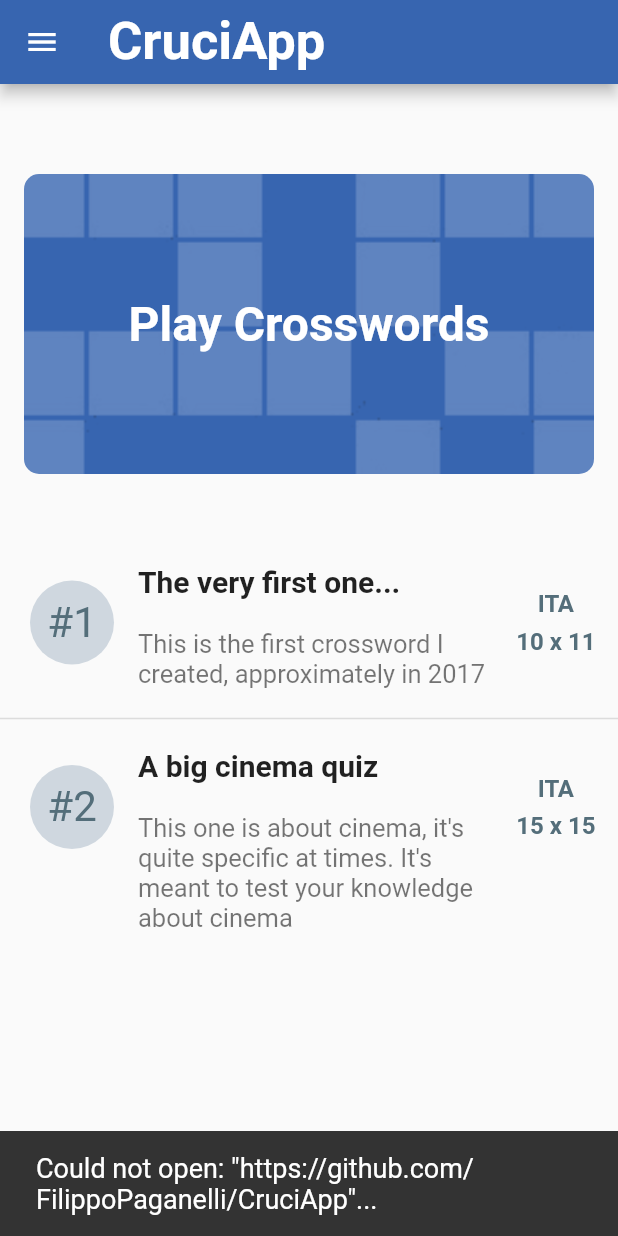
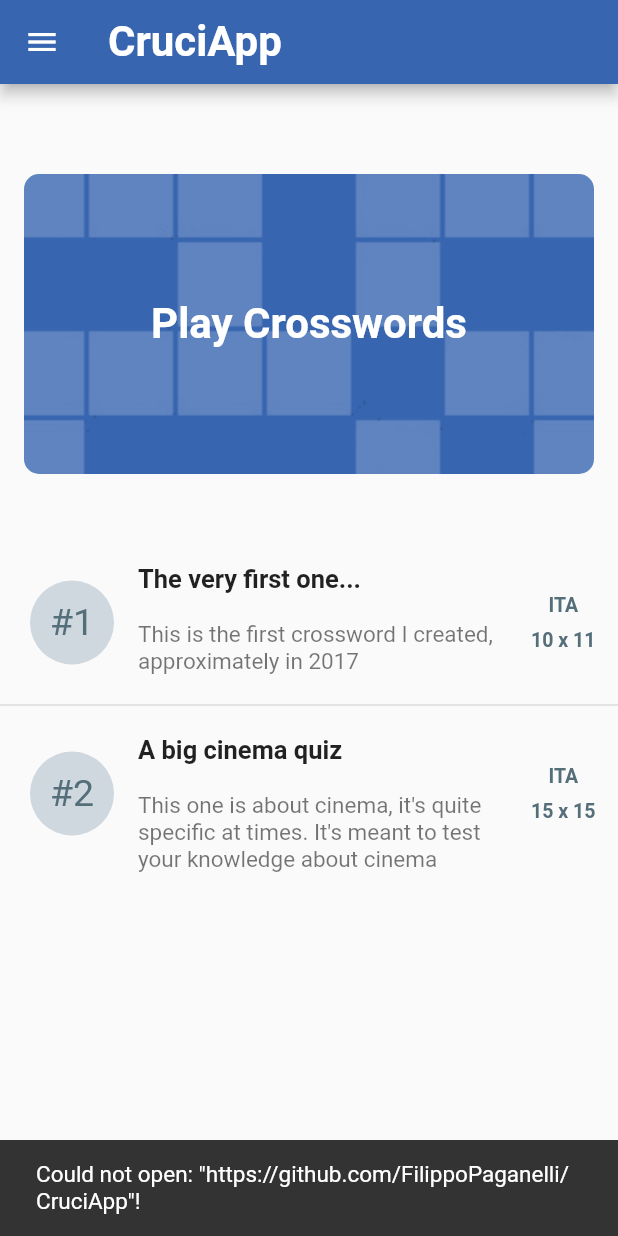
Before and after one commit to FilippoPaganelli/CruciApp, a Flutter app: the screen it shows after launch, in the side drawer, after a tap on "Play Crosswords", on a phone screen of 412 x 824 dp. Run offline on Flutter 3.47's test engine with Material 2 defaults, Android fonts, the phone set to English and light mode, and no system bars; our stand-ins replace font_awesome_flutter.

Commit message:
global font size changes + side menu changed + snapshots updated

```diff
--- a/lib/home/home.dart
+++ b/lib/home/home.dart
@@ -11,11 +11,17 @@ class HomePage extends StatelessWidget {
     return Scaffold(
       drawer: MyDrawer(),
       appBar: AppBar(
+        automaticallyImplyLeading: true,
+        //leading: Icon(Icons.menu_rounded),
+        /*leading: IconButton(
+          icon: Icon(Icons.menu_rounded),
+          onPressed: () => Scaffold.of(context).openDrawer(),
+        ),*/
         backgroundColor: Color.fromRGBO(55, 101, 176, 1),
         title: Text(
           'CruciApp',
           style: TextStyle(
-              fontSize: 35, fontWeight: FontWeight.w600, color: Colors.white),
+              fontSize: 28, fontWeight: FontWeight.w600, color: Colors.white),
         ),
       ),
       body: Center(
@@ -34,7 +40,7 @@ class HomePage extends StatelessWidget {
                     SnackBar(
                       content: Text(
                         "Choose one from the list...",
-                        style: TextStyle(fontSize: 20),
+                        style: TextStyle(fontSize: 15),
                       ),
                     ),
                   );
@@ -65,7 +71,7 @@ class HomePage extends StatelessWidget {
                           'Play Crosswords',
                           style: TextStyle(
                               color: Colors.white,
-                              fontSize: 32,
+                              fontSize: 28,
                               fontWeight: FontWeight.bold),
                         ),
                       ),
@@ -112,12 +118,12 @@ class HomePage extends StatelessWidget {
                           title: Text(
                             data[index]["name"],
                             style: TextStyle(
-                                fontSize: 20, fontWeight: FontWeight.bold),
+                                fontSize: 17, fontWeight: FontWeight.bold),
                           ),
                           minVerticalPadding: 5,
                           subtitle: Text(
                             '\n' + data[index]["description"],
-                            style: TextStyle(fontSize: 17),
+                            style: TextStyle(fontSize: 15),
                           ),
                           trailing: Column(
                             mainAxisAlignment: MainAxisAlignment.spaceEvenly,
@@ -126,7 +132,7 @@ class HomePage extends StatelessWidget {
                                 data[index]["language"],
                                 style: TextStyle(
                                     color: Colors.blueGrey[600],
-                                    fontSize: 16,
+                                    fontSize: 13,
                                     fontWeight: FontWeight.bold),
                               ),
                               Text(
@@ -135,7 +141,7 @@ class HomePage extends StatelessWidget {
                                     data[index]["cols"].toString(),
                                 style: TextStyle(
                                     color: Colors.blueGrey[600],
-                                    fontSize: 16,
+                                    fontSize: 13,
                                     fontWeight: FontWeight.bold),
                               ),
                             ],
@@ -148,7 +154,6 @@ class HomePage extends StatelessWidget {
                                   height: 56,
                                   decoration: BoxDecoration(
                                     shape: BoxShape.circle,
-                                    // RANDOM COLOUR:
                                     color: Color(0xff083663).withAlpha(45),
                                   ),
                                   child: Column(
@@ -159,7 +164,7 @@ class HomePage extends StatelessWidget {
                                         "#${index + 1}",
                                         style: TextStyle(
                                             color: Colors.blueGrey[600],
-                                            fontSize: 28),
+                                            fontSize: 25),
                                       ),
                                     ],
                                   )),
--- a/lib/menuChoices.dart
+++ b/lib/menuChoices.dart
@@ -4,7 +4,6 @@ import 'package:font_awesome_flutter/font_awesome_flutter.dart';
 import 'package:url_launcher/url_launcher.dart';
 
 class MyDrawer extends StatelessWidget {
-  static const url_cw = 'https://filippopaganelli.github.io/crosswords.html';
   @override
   Widget build(BuildContext context) {
     return Drawer(
@@ -35,7 +34,7 @@ class MyDrawer extends StatelessWidget {
                             child: Text(
                               'Info',
                               style: TextStyle(
-                                  fontSize: 35,
+                                  fontSize: 28,
                                   fontWeight: FontWeight.w600,
                                   color: Colors.white),
                             ),
@@ -51,14 +50,14 @@ class MyDrawer extends StatelessWidget {
                 ListTile(
                   leading: FaIcon(
                     FontAwesomeIcons.jsSquare,
-                    size: 27,
+                    size: 25,
                     color: Color.fromRGBO(55, 101, 176, 1),
                   ),
                   contentPadding:
                       EdgeInsets.only(top: 5, bottom: 5, left: 20, right: 20),
                   title: Text(
                     'Browser version',
-                    style: TextStyle(fontSize: 25, color: Colors.grey[700]),
+                    style: TextStyle(fontSize: 20, color: Colors.grey[700]),
                   ),
                   //trailing:
                   onTap: () => _launchBrowserVersion(context),
@@ -70,14 +69,14 @@ class MyDrawer extends StatelessWidget {
                 ListTile(
                   leading: FaIcon(
                     FontAwesomeIcons.githubSquare,
-                    size: 27,
+                    size: 25,
                     color: Color.fromRGBO(55, 101, 176, 1),
                   ),
                   contentPadding:
                       EdgeInsets.only(top: 5, bottom: 5, left: 20, right: 20),
                   title: Text(
                     'Code on GitHub',
-                    style: TextStyle(fontSize: 25, color: Colors.grey[700]),
+                    style: TextStyle(fontSize: 20, color: Colors.grey[700]),
                   ),
                   //trailing:
                   onTap: () => _launchGithub(context),
@@ -89,14 +88,14 @@ class MyDrawer extends StatelessWidget {
                 ListTile(
                   leading: Icon(
                     Icons.web_rounded,
-                    size: 28,
+                    size: 26,
                     color: Color.fromRGBO(55, 101, 176, 1),
                   ),
                   contentPadding:
-                      EdgeInsets.only(top: 5, bottom: 5, left: 17, right: 20),
+                      EdgeInsets.only(top: 5, bottom: 5, left: 18, right: 20),
                   title: Text(
                     'My website',
-                    style: TextStyle(fontSize: 25, color: Colors.grey[700]),
+                    style: TextStyle(fontSize: 20, color: Colors.grey[700]),
                   ),
                   //trailing: ,
                   onTap: () => _launchMyWebsite(context),
@@ -108,14 +107,14 @@ class MyDrawer extends StatelessWidget {
                 ListTile(
                   leading: Icon(
                     Icons.email_rounded,
-                    size: 28,
+                    size: 26,
                     color: Color.fromRGBO(55, 101, 176, 1),
                   ),
                   contentPadding:
                       EdgeInsets.only(top: 5, bottom: 5, left: 17, right: 20),
                   title: Text(
                     'Get in touch',
-                    style: TextStyle(fontSize: 25, color: Colors.grey[700]),
+                    style: TextStyle(fontSize: 20, color: Colors.grey[700]),
                   ),
                   //trailing: ,
                   onTap: () => _launchEmail(context),
@@ -132,7 +131,7 @@ class MyDrawer extends StatelessWidget {
             padding: EdgeInsets.only(bottom: 7, left: 10),
             child: Text('App by: Filippo Paganelli',
                 style: TextStyle(
-                    fontSize: 18,
+                    fontSize: 15,
                     color: Colors.grey[500],
                     fontStyle: FontStyle.italic)),
           ),
@@ -183,8 +182,8 @@ _launchError(String url, BuildContext context) {
   ScaffoldMessenger.of(context).showSnackBar(
     SnackBar(
       content: Text(
-        "Could not open: \"$url\"...",
-        style: TextStyle(fontSize: 18),
+        "Could not open: \"$url\"!",
+        style: TextStyle(fontSize: 15),
       ),
     ),
   );
```
Also changed, not shown: lib/cw/cw.dart (+21 -20 lines), snapshots/CWPage.jpg, snapshots/HomePage.jpg, snapshots/SideMenu.jpg.
